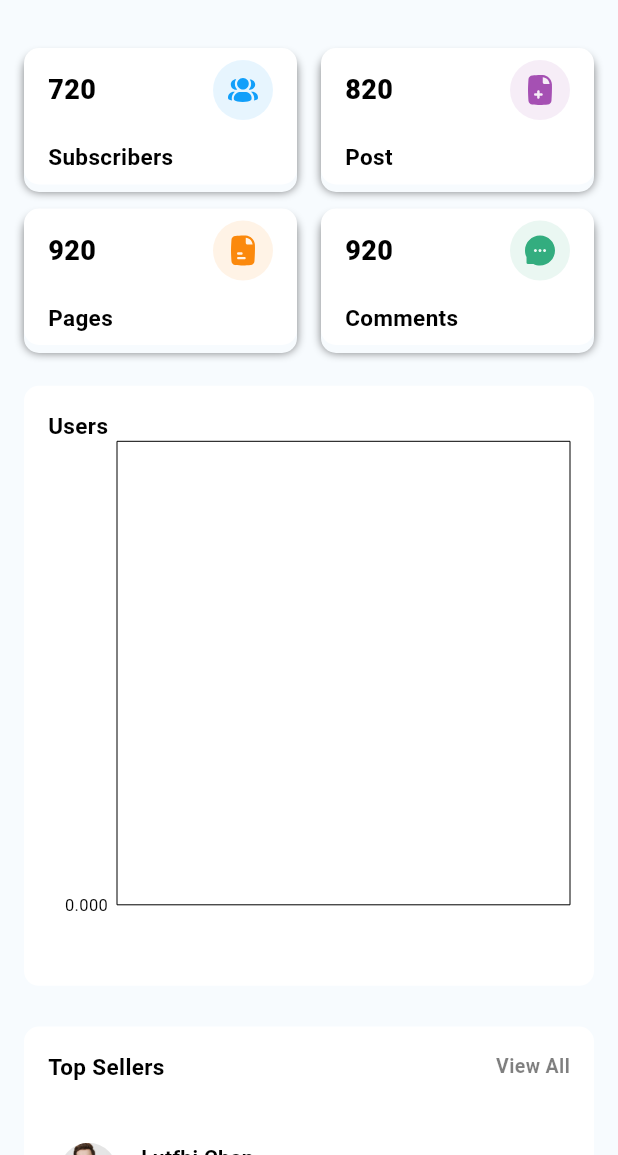
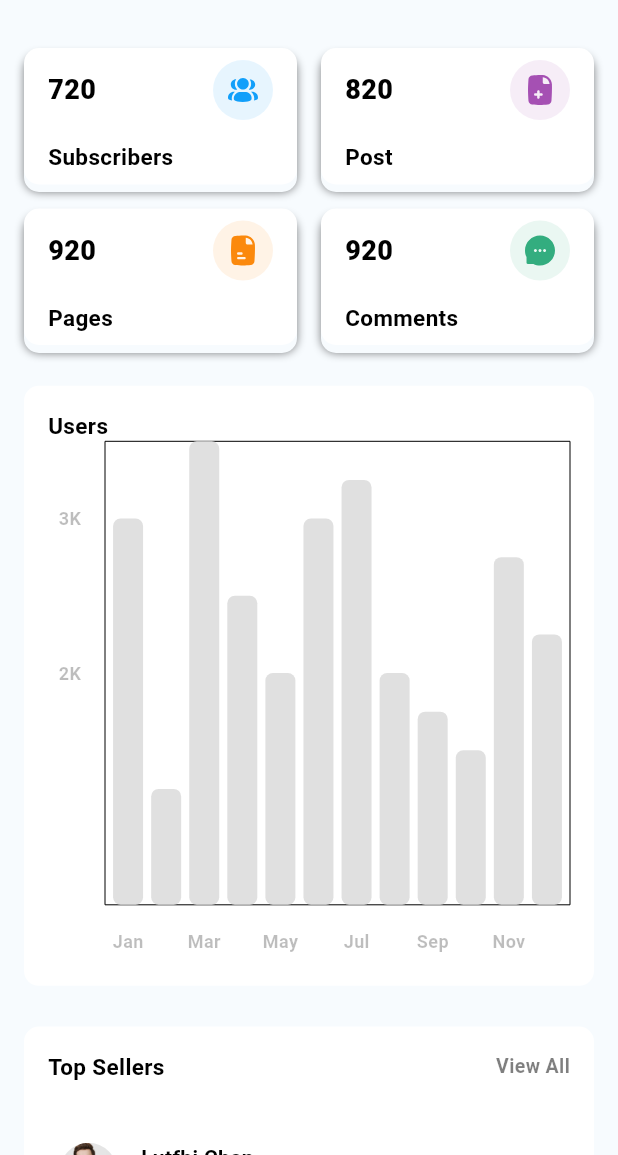
Before and after one commit to Aviral-Kaushik/Flick--Shopping-App, a Flutter app: the AdminPanelHomeScreen screen opened by its route, on a phone screen of 412 x 824 dp, the part 81-1236 px from its top. Run offline on Flutter 3.47's test engine with Material 3 defaults, Android fonts, the phone set to English and light mode, and no system bars; drawn by our look-alikes of fl_chart; our stand-ins replace flutter_svg, google_nav_bar, line_awesome_flutter.

Commit message:
Implemented Bar Chart fr displaying user data on the Admin Panel Home Screen

```diff
--- a/lib/admin_panel/features/home/widgets/DetailsCards.dart
+++ b/lib/admin_panel/features/home/widgets/DetailsCards.dart
@@ -65,6 +65,7 @@ class DetailsCardLayout extends StatelessWidget {
     return Container(
       padding: const EdgeInsets.symmetric(
           horizontal: appPadding, vertical: appPadding / 2),
+
       decoration: BoxDecoration(
           color: secondaryColor, borderRadius: BorderRadius.circular(10), boxShadow: [BoxShadow(
         color: Colors.black.withOpacity(0.5),
@@ -72,13 +73,16 @@ class DetailsCardLayout extends StatelessWidget {
         blurStyle: BlurStyle.outer,
         offset: const Offset(0, 5),
       )]),
+
       child: Column(
         crossAxisAlignment: CrossAxisAlignment.start,
         mainAxisAlignment: MainAxisAlignment.spaceBetween,
         children: [
+
           Row(
             mainAxisAlignment: MainAxisAlignment.spaceBetween,
             children: [
+
               Text(
                 "${cardModel.count}",
                 style: const TextStyle(
@@ -86,6 +90,7 @@ class DetailsCardLayout extends StatelessWidget {
                     fontSize: 18,
                     fontWeight: FontWeight.w800),
               ),
+
               Container(
                 padding: const EdgeInsets.all(appPadding / 2),
                 height: 40,
@@ -100,6 +105,7 @@ class DetailsCardLayout extends StatelessWidget {
               )
             ],
           ),
+
           Text(
             "${cardModel.title}",
             maxLines: 1,
--- a/lib/admin_panel/features/home/widgets/UsersChart.dart
+++ b/lib/admin_panel/features/home/widgets/UsersChart.dart
@@ -1,4 +1,5 @@
 import 'package:fl_chart/fl_chart.dart';
+import 'package:flick/utils/ChartsData.dart';
 import 'package:flick/utils/Colors.dart';
 import 'package:flick/utils/Constants.dart';
 import 'package:flutter/material.dart';
@@ -13,19 +14,15 @@ class UsersChart extends StatelessWidget {
       width: double.infinity,
       padding: const EdgeInsets.all(appPadding),
       decoration: BoxDecoration(
-        color: secondaryColor,
-        borderRadius: BorderRadius.circular(10)
-      ),
-
+          color: secondaryColor, borderRadius: BorderRadius.circular(10)),
       child: const Column(
         crossAxisAlignment: CrossAxisAlignment.start,
         children: [
-          Text("Users", style: TextStyle(
-            fontWeight: FontWeight.w700,
-            fontSize: 15,
-            color: textColor
-          ),),
-
+          Text(
+            "Users",
+            style: TextStyle(
+                fontWeight: FontWeight.w700, fontSize: 15, color: textColor),
+          ),
           Expanded(child: BarChartUsers())
         ],
       ),
@@ -36,27 +33,59 @@ class UsersChart extends StatelessWidget {
 class BarChartUsers extends StatelessWidget {
   const BarChartUsers({super.key});
 
+  _getBottomChartLabels(double value) {
+    if (value == 1) {
+      return 'Jan';
+    } else if (value == 3) {
+      return 'Mar';
+    } else if (value == 5) {
+      return 'May';
+    } else if (value == 7) {
+      return 'Jul';
+    } else if (value == 9) {
+      return 'Sep';
+    } else if (value == 11) {
+      return 'Nov';
+    }
+    return '';
+  }
+
+  _getLeftChartLabels(double value) {
+    if (value == 1) {
+      return '1K';
+    } else if (value == 6) {
+      return '2K';
+    } else if (value == 10) {
+      return '3K';
+    } else if (value == 14) {
+      return '4K';
+    }
+    return '';
+  }
+
   @override
   Widget build(BuildContext context) {
-    return BarChart(
-      BarChartData(
-        borderData: FlBorderData(
-          border: Border.all(width: 0)
-        ),
+    return BarChart(BarChartData(
+        borderData: FlBorderData(border: Border.all(width: 0)),
         groupsSpace: 15,
         titlesData: FlTitlesData(
-          show: true,
-          bottomTitles: SideTitles(
+            show: true,
+            bottomTitles: SideTitles(
+                showTitles: true,
+                getTextStyles: (context, value) => const TextStyle(
+                    color: lightTextColor,
+                    fontWeight: FontWeight.bold,
+                    fontSize: 12),
+                margin: appPadding,
+                getTitles: (double value) => _getBottomChartLabels(value)),
+        leftTitles: SideTitles(
             showTitles: true,
             getTextStyles: (context, value) => const TextStyle(
-              color: lightTextColor,
-              fontWeight: FontWeight.bold,
-              fontSize: 12
-            ),
-            margin: appPadding
-          )
-        )
-      )
-    );
+                color: lightTextColor,
+                fontWeight: FontWeight.bold,
+                fontSize: 12),
+            margin: appPadding,
+            getTitles: (double value) => _getLeftChartLabels(value))),
+        barGroups: ChartsData().getBarChartData()));
   }
 }
--- /dev/null
+++ b/lib/utils/ChartsData.dart
@@ -0,0 +1,111 @@
+import 'package:fl_chart/fl_chart.dart';
+import 'package:flutter/cupertino.dart';
+
+import 'Colors.dart';
+
+class ChartsData {
+
+  List<BarChartGroupData> getBarChartData() {
+    List<BarChartGroupData> barChartData = [];
+
+    barChartData.add(BarChartGroupData(x: 1, barRods: [
+      BarChartRodData(
+          y: 10,
+          width: 20,
+          colors: [primaryColor!],
+          borderRadius: BorderRadius.circular(5))
+    ]));
+
+    barChartData.add(BarChartGroupData(x: 2, barRods: [
+      BarChartRodData(
+          y: 3,
+          width: 20,
+          colors: [primaryColor!],
+          borderRadius: BorderRadius.circular(5))
+    ]));
+
+    barChartData.add(BarChartGroupData(x: 3, barRods: [
+      BarChartRodData(
+          y: 12,
+          width: 20,
+          colors: [primaryColor!],
+          borderRadius: BorderRadius.circular(5))
+    ]));
+
+    barChartData.add(BarChartGroupData(x: 4, barRods: [
+      BarChartRodData(
+          y: 8,
+          width: 20,
+          colors: [primaryColor!],
+          borderRadius: BorderRadius.circular(5))
+    ]));
+
+    barChartData.add(BarChartGroupData(x: 5, barRods: [
+      BarChartRodData(
+          y: 6,
+          width: 20,
+          colors: [primaryColor!],
+          borderRadius: BorderRadius.circular(5))
+    ]));
+
+    barChartData.add(BarChartGroupData(x: 6, barRods: [
+      BarChartRodData(
+          y: 10,
+          width: 20,
+          colors: [primaryColor!],
+          borderRadius: BorderRadius.circular(5))
+    ]));
+
+    barChartData.add(BarChartGroupData(x: 7, barRods: [
+      BarChartRodData(
+          y: 11,
+          width: 20,
+          colors: [primaryColor!],
+          borderRadius: BorderRadius.circular(5))
+    ]));
+
+    barChartData.add(BarChartGroupData(x: 8, barRods: [
+      BarChartRodData(
+          y: 6,
+          width: 20,
+          colors: [primaryColor!],
+          borderRadius: BorderRadius.circular(5))
+    ]));
+
+    barChartData.add(BarChartGroupData(x: 9, barRods: [
+      BarChartRodData(
+          y: 5,
+          width: 20,
+          colors: [primaryColor!],
+          borderRadius: BorderRadius.circular(5))
+    ]));
+
+    barChartData.add(BarChartGroupData(x: 10, barRods: [
+      BarChartRodData(
+          y: 4,
+          width: 20,
+          colors: [primaryColor!],
+          borderRadius: BorderRadius.circular(5))
+    ]));
+
+    barChartData.add(BarChartGroupData(x: 11, barRods: [
+      BarChartRodData(
+          y: 9,
+          width: 20,
+          colors: [primaryColor!],
+          borderRadius: BorderRadius.circular(5))
+    ]));
+
+    barChartData.add(BarChartGroupData(x: 12, barRods: [
+      BarChartRodData(
+          y: 7,
+          width: 20,
+          colors: [primaryColor!],
+          borderRadius: BorderRadius.circular(5))
+    ]));
+
+
+    return barChartData;
+  }
+
+}
```
Also changed, not shown: lib/admin_panel/features/home/widgets/TopSellersList.dart (+9 -0 lines).
